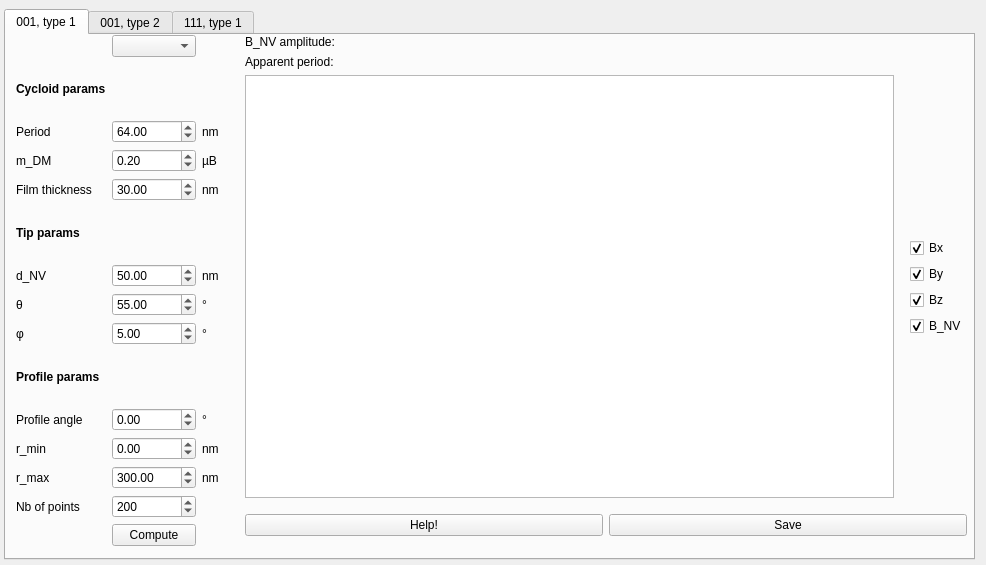
Before: the Qt Designer form BFO/BFOator/ui_gui.ui in L2C-NVmagnetometry/BFOator, drawn with Qt 5.
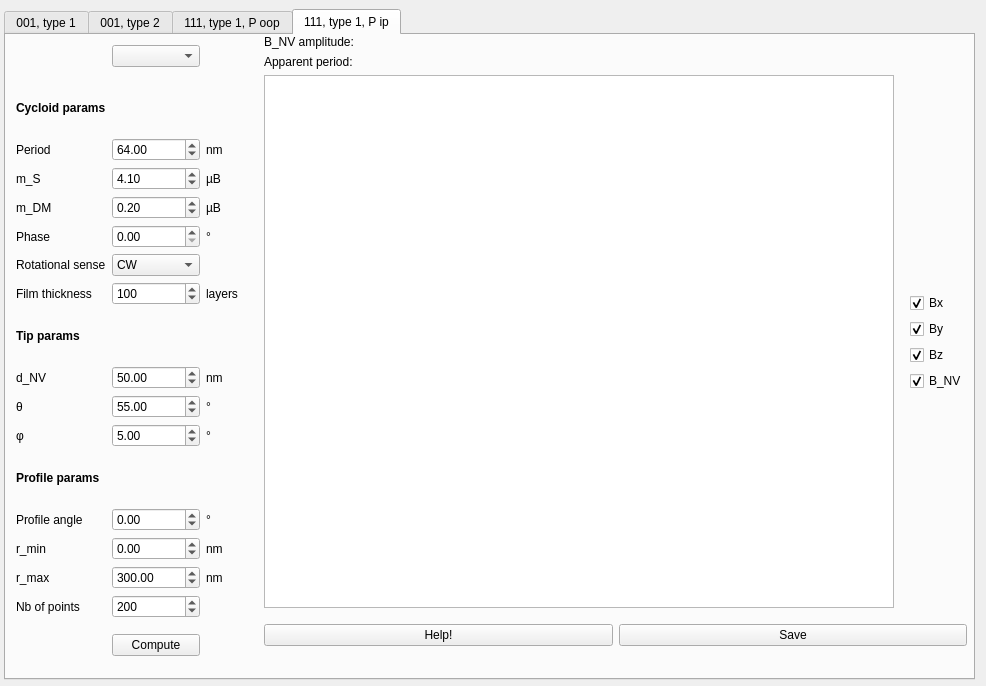
After: the same form once the commit is applied. Custom widgets are drawn as their Qt base class.

Commit message: Added new tab for other 111 geometry, improved saving

```diff
--- a/BFO/BFOator/ui_gui.ui
+++ b/BFO/BFOator/ui_gui.ui
@@ -7,7 +7,7 @@
     <x>0</x>
     <y>0</y>
     <width>986</width>
-    <height>565</height>
+    <height>686</height>
    </rect>
   </property>
   <property name="windowTitle">
@@ -20,11 +20,11 @@
       <x>4</x>
       <y>9</y>
       <width>971</width>
-      <height>551</height>
+      <height>671</height>
      </rect>
     </property>
     <property name="currentIndex">
-     <number>0</number>
+     <number>3</number>
     </property>
     <widget class="QWidget" name="tab">
      <attribute name="title">
@@ -36,7 +36,7 @@
         <x>0</x>
         <y>0</y>
         <width>961</width>
-        <height>511</height>
+        <height>621</height>
        </rect>
       </property>
       <layout class="QHBoxLayout" name="horizontalLayout">
@@ -1019,7 +1019,7 @@
     </widget>
     <widget class="QWidget" name="tab_3">
      <attribute name="title">
-      <string>111, type 1</string>
+      <string>111, type 1, P oop</string>
      </attribute>
      <widget class="QWidget" name="horizontalLayoutWidget_5">
       <property name="geometry">
@@ -1528,6 +1528,591 @@
       </layout>
      </widget>
     </widget>
+    <widget class="QWidget" name="tab_4">
+     <attribute name="title">
+      <string>111, type 1, P ip</string>
+     </attribute>
+     <widget class="QWidget" name="horizontalLayoutWidget_6">
+      <property name="geometry">
+       <rect>
+        <x>0</x>
+        <y>0</y>
+        <width>961</width>
+        <height>621</height>
+       </rect>
+      </property>
+      <layout class="QHBoxLayout" name="horizontalLayout_10">
+       <property name="leftMargin">
+        <number>0</number>
+       </property>
+       <item>
+        <layout class="QGridLayout" name="gridLayout_6">
+         <property name="leftMargin">
+          <number>10</number>
+         </property>
+         <property name="topMargin">
+          <number>10</number>
+         </property>
+         <property name="rightMargin">
+          <number>10</number>
+         </property>
+         <item row="10" column="0">
+          <widget class="QLabel" name="label_104">
+           <property name="font">
+            <font>
+             <weight>75</weight>
+             <bold>true</bold>
+            </font>
+           </property>
+           <property name="text">
+            <string>Tip params</string>
+           </property>
+          </widget>
+         </item>
+         <item row="21" column="1">
+          <widget class="QPushButton" name="compute_111_ip_pushButton">
+           <property name="text">
+            <string>Compute</string>
+           </property>
+          </widget>
+         </item>
+         <item row="14" column="0">
+          <widget class="QLabel" name="label_94">
+           <property name="text">
+            <string>φ</string>
+           </property>
+          </widget>
+         </item>
+         <item row="17" column="2">
+          <widget class="QLabel" name="label_107">
+           <property name="text">
+            <string>nm</string>
+           </property>
+          </widget>
+         </item>
+         <item row="4" column="0">
+          <widget class="QLabel" name="label_102">
+           <property name="text">
+            <string>Period</string>
+           </property>
+          </widget>
+         </item>
+         <item row="11" column="1">
+          <widget class="QDoubleSpinBox" name="dNV_111_ip_doubleSpinBox">
+           <property name="locale">
+            <locale language="English" country="UnitedStates"/>
+           </property>
+           <property name="maximum">
+            <double>999.990000000000009</double>
+           </property>
+           <property name="value">
+            <double>50.000000000000000</double>
+           </property>
+          </widget>
+         </item>
+         <item row="16" column="2">
+          <widget class="QLabel" name="label_108">
+           <property name="text">
+            <string>°</string>
+           </property>
+          </widget>
+         </item>
+         <item row="7" column="1">
+          <widget class="QDoubleSpinBox" name="phase_111_ip_doubleSpinBox"/>
+         </item>
+         <item row="14" column="2">
+          <widget class="QLabel" name="label_103">
+           <property name="text">
+            <string>°</string>
+           </property>
+          </widget>
+         </item>
+         <item row="11" column="0">
+          <widget class="QLabel" name="label_100">
+           <property name="text">
+            <string>d_NV</string>
+           </property>
+          </widget>
+         </item>
+         <item row="18" column="1">
+          <widget class="QDoubleSpinBox" name="xmax_111_ip_doubleSpinBox">
+           <property name="locale">
+            <locale language="English" country="UnitedStates"/>
+           </property>
+           <property name="minimum">
+            <double>-999999.000000000000000</double>
+           </property>
+           <property name="maximum">
+            <double>999999.989999999990687</double>
+           </property>
+           <property name="value">
+            <double>300.000000000000000</double>
+           </property>
+          </widget>
+         </item>
+         <item row="14" column="1">
+          <widget class="QDoubleSpinBox" name="phi_111_ip_doubleSpinBox">
+           <property name="locale">
+            <locale language="English" country="UnitedStates"/>
+           </property>
+           <property name="minimum">
+            <double>-360.000000000000000</double>
+           </property>
+           <property name="maximum">
+            <double>360.000000000000000</double>
+           </property>
+           <property name="value">
+            <double>5.000000000000000</double>
+           </property>
+          </widget>
+         </item>
+         <item row="16" column="0">
+          <widget class="QLabel" name="label_97">
+           <property name="text">
+            <string>Profile angle</string>
+           </property>
+          </widget>
+         </item>
+         <item row="19" column="0">
+          <widget class="QLabel" name="label_106">
+           <property name="text">
+            <string>Nb of points</string>
+           </property>
+          </widget>
+         </item>
+         <item row="19" column="1">
+          <widget class="QSpinBox" name="nb_pts_111_ip_spinBox">
+           <property name="locale">
+            <locale language="English" country="UnitedStates"/>
+           </property>
+           <property name="maximum">
+            <number>5000</number>
+           </property>
+           <property name="value">
+            <number>200</number>
+           </property>
+          </widget>
+         </item>
+         <item row="15" column="0">
+          <widget class="QLabel" name="label_91">
+           <property name="font">
+            <font>
+             <weight>75</weight>
+             <bold>true</bold>
+            </font>
+           </property>
+           <property name="text">
+            <string>Profile params</string>
+           </property>
+          </widget>
+         </item>
+         <item row="18" column="0">
+          <widget class="QLabel" name="label_99">
+           <property name="text">
+            <string>r_max</string>
+           </property>
+          </widget>
+         </item>
+         <item row="17" column="1">
+          <widget class="QDoubleSpinBox" name="xmin_111_ip_doubleSpinBox">
+           <property name="locale">
+            <locale language="English" country="UnitedStates"/>
+           </property>
+           <property name="minimum">
+            <double>-999999.000000000000000</double>
+           </property>
+           <property name="maximum">
+            <double>999999.989999999990687</double>
+           </property>
+          </widget>
+         </item>
+         <item row="9" column="2">
+          <widget class="QLabel" name="label_93">
+           <property name="text">
+            <string>layers</string>
+           </property>
+          </widget>
+         </item>
+         <item row="17" column="0">
+          <widget class="QLabel" name="label_109">
+           <property name="text">
+            <string>r_min</string>
+           </property>
+          </widget>
+         </item>
+         <item row="9" column="1">
+          <widget class="QSpinBox" name="t_111_ip_spinBox">
+           <property name="locale">
+            <locale language="English" country="UnitedStates"/>
+           </property>
+           <property name="maximum">
+            <number>999999</number>
+           </property>
+           <property name="value">
+            <number>100</number>
+           </property>
+           <property name="displayIntegerBase">
+            <number>10</number>
+           </property>
+          </widget>
+         </item>
+         <item row="20" column="1">
+          <spacer name="verticalSpacer_18">
+           <property name="orientation">
+            <enum>Qt::Vertical</enum>
+           </property>
+           <property name="sizeType">
+            <enum>QSizePolicy::Fixed</enum>
+           </property>
+           <property name="sizeHint" stdset="0">
+            <size>
+             <width>20</width>
+             <height>10</height>
+            </size>
+           </property>
+          </spacer>
+         </item>
+         <item row="4" column="1">
+          <widget class="QDoubleSpinBox" name="period_111_ip_doubleSpinBox">
+           <property name="locale">
+            <locale language="English" country="UnitedStates"/>
+           </property>
+           <property name="decimals">
+            <number>2</number>
+           </property>
+           <property name="maximum">
+            <double>9999.989999999999782</double>
+           </property>
+           <property name="value">
+            <double>64.000000000000000</double>
+           </property>
+          </widget>
+         </item>
+         <item row="9" column="0">
+          <widget class="QLabel" name="label_111">
+           <property name="text">
+            <string>Film thickness</string>
+           </property>
+          </widget>
+         </item>
+         <item row="7" column="0">
+          <widget class="QLabel" name="label_114">
+           <property name="text">
+            <string>Phase</string>
+           </property>
+          </widget>
+         </item>
+         <item row="0" column="1">
+          <widget class="QComboBox" name="k_111_ip_comboBox"/>
+         </item>
+         <item row="6" column="0">
+          <widget class="QLabel" name="label_113">
+           <property name="text">
+            <string>m_DM</string>
+           </property>
+          </widget>
+         </item>
+         <item row="8" column="0">
+          <widget class="QLabel" name="label_115">
+           <property name="text">
+            <string>Rotational sense</string>
+           </property>
+          </widget>
+         </item>
+         <item row="12" column="2">
+          <widget class="QLabel" name="label_112">
+           <property name="text">
+            <string>°</string>
+           </property>
+          </widget>
+         </item>
+         <item row="5" column="0">
+          <widget class="QLabel" name="label_101">
+           <property name="text">
+            <string>m_S</string>
+           </property>
+          </widget>
+         </item>
+         <item row="6" column="1">
+          <widget class="QDoubleSpinBox" name="mDM_111_ip_doubleSpinBox">
+           <property name="locale">
+            <locale language="English" country="UnitedStates"/>
+           </property>
+           <property name="value">
+            <double>0.200000000000000</double>
+           </property>
+          </widget>
+         </item>
+         <item row="8" column="1">
+          <widget class="QComboBox" name="rot_sense_111_ip_comboBox">
+           <item>
+            <property name="text">
+             <string>CW</string>
+            </property>
+           </item>
+           <item>
+            <property name="text">
+             <string>CCW</string>
+            </property>
+           </item>
+          </widget>
+         </item>
+         <item row="5" column="1">
+          <widget class="QDoubleSpinBox" name="mS_111_ip_doubleSpinBox">
+           <property name="locale">
+            <locale language="English" country="UnitedStates"/>
+           </property>
+           <property name="value">
+            <double>4.100000000000000</double>
+           </property>
+          </widget>
+         </item>
+         <item row="7" column="2">
+          <widget class="QLabel" name="label_117">
+           <property name="text">
+            <string>°</string>
+           </property>
+          </widget>
+         </item>
+         <item row="6" column="2">
+          <widget class="QLabel" name="label_116">
+           <property name="text">
+            <string>µB</string>
+           </property>
+          </widget>
+         </item>
+         <item row="4" column="2">
+          <widget class="QLabel" name="label_92">
+           <property name="text">
+            <string>nm</string>
+           </property>
+          </widget>
+         </item>
+         <item row="5" column="2">
+          <widget class="QLabel" name="label_95">
+           <property name="text">
+            <string>µB</string>
+           </property>
+          </widget>
+         </item>
+         <item row="16" column="1">
+          <widget class="QDoubleSpinBox" name="prof_111_ip_doubleSpinBox">
+           <property name="locale">
+            <locale language="English" country="UnitedStates"/>
+           </property>
+           <property name="minimum">
+            <double>-360.000000000000000</double>
+           </property>
+           <property name="maximum">
+            <double>360.000000000000000</double>
+           </property>
+           <property name="value">
+            <double>0.000000000000000</double>
+           </property>
+          </widget>
+         </item>
+         <item row="18" column="2">
+          <widget class="QLabel" name="label_96">
+           <property name="text">
+            <string>nm</string>
+           </property>
+          </widget>
+         </item>
+         <item row="2" column="0">
+          <widget class="QLabel" name="label_105">
+           <property name="font">
+            <font>
+             <weight>75</weight>
+             <bold>true</bold>
+            </font>
+           </property>
+           <property name="text">
+            <string>Cycloid params</string>
+           </property>
+          </widget>
+         </item>
+         <item row="12" column="1">
+          <widget class="QDoubleSpinBox" name="theta_111_ip_doubleSpinBox">
+           <property name="locale">
+            <locale language="English" country="UnitedStates"/>
+           </property>
+           <property name="minimum">
+            <double>-360.000000000000000</double>
+           </property>
+           <property name="maximum">
+            <double>360.000000000000000</double>
+           </property>
+           <property name="value">
+            <double>55.000000000000000</double>
+           </property>
+          </widget>
+         </item>
+         <item row="12" column="0">
+          <widget class="QLabel" name="label_110">
+           <property name="text">
+            <string>θ</string>
+           </property>
+          </widget>
+         </item>
+         <item row="11" column="2">
+          <widget class="QLabel" name="label_98">
+           <property name="text">
+            <string>nm</string>
+           </property>
+          </widget>
+         </item>
+         <item row="1" column="1">
+          <spacer name="verticalSpacer_3">
+           <property name="orientation">
+            <enum>Qt::Vertical</enum>
+           </property>
+           <property name="sizeType">
+            <enum>QSizePolicy::Fixed</enum>
+           </property>
+           <property name="sizeHint" stdset="0">
+            <size>
+             <width>20</width>
+             <height>10</height>
+            </size>
+           </property>
+          </spacer>
+         </item>
+        </layout>
+       </item>
+       <item>
+        <layout class="QVBoxLayout" name="verticalLayout_7">
+         <property name="leftMargin">
+          <number>10</number>
+         </property>
+         <property name="bottomMargin">
+          <number>10</number>
+         </property>
+         <item>
+          <widget class="QLabel" name="ampl_111_ip_label">
+           <property name="locale">
+            <locale language="English" country="UnitedStates"/>
+           </property>
+           <property name="text">
+            <string>B_NV amplitude:</string>
+           </property>
+          </widget>
+         </item>
+         <item>
+          <widget class="QLabel" name="period_111_ip_label">
+           <property name="locale">
+            <locale language="English" country="UnitedStates"/>
+           </property>
+           <property name="text">
+            <string>Apparent period:</string>
+           </property>
+          </widget>
+         </item>
+         <item>
+          <layout class="QHBoxLayout" name="horizontalLayout_11">
+           <item>
+            <widget class="PlotWidget" name="type1_111_ip_graphicsView"/>
+           </item>
+           <item>
+            <layout class="QVBoxLayout" name="verticalLayout_8">
+             <property name="leftMargin">
+              <number>10</number>
+             </property>
+             <item>
+              <spacer name="verticalSpacer_19">
+               <property name="orientation">
+                <enum>Qt::Vertical</enum>
+               </property>
+               <property name="sizeHint" stdset="0">
+                <size>
+                 <width>20</width>
+                 <height>40</height>
+                </size>
+               </property>
+              </spacer>
+             </item>
+             <item>
+              <widget class="QCheckBox" name="Bx_111_ip_checkBox">
+               <property name="text">
+                <string>Bx</string>
+               </property>
+               <property name="checked">
+                <bool>true</bool>
+               </property>
+              </widget>
+             </item>
+             <item>
+              <widget class="QCheckBox" name="By_111_ip_checkBox">
+               <property name="text">
+                <string>By</string>
+               </property>
+               <property name="checked">
+                <bool>true</bool>
+               </property>
+              </widget>
+             </item>
+             <item>
+              <widget class="QCheckBox" name="Bz_111_ip_checkBox">
+               <property name="text">
+                <string>Bz</string>
+               </property>
+               <property name="checked">
+                <bool>true</bool>
+               </property>
+              </widget>
+             </item>
+             <item>
+              <widget class="QCheckBox" name="BNV_111_ip_checkBox">
+               <property name="text">
+                <string>B_NV</string>
+               </property>
+               <property name="checked">
+                <bool>true</bool>
+               </property>
+              </widget>
+             </item>
+             <item>
+              <spacer name="verticalSpacer_20">
+               <property name="orientation">
+                <enum>Qt::Vertical</enum>
+               </property>
+               <property name="sizeHint" stdset="0">
+                <size>
+                 <width>20</width>
+                 <height>40</height>
+                </size>
+               </property>
+              </spacer>
+             </item>
+            </layout>
+           </item>
+          </layout>
+         </item>
+         <item>
+          <layout class="QHBoxLayout" name="horizontalLayout_12">
+           <property name="topMargin">
+            <number>10</number>
+           </property>
+           <item>
+            <widget class="QPushButton" name="help_111_ip_pushButton">
+             <property name="text">
+              <string>Help!</string>
+             </property>
+            </widget>
+           </item>
+           <item>
+            <widget class="QPushButton" name="save_111_ip_pushButton">
+             <property name="text">
+              <string>Save</string>
+             </property>
+            </widget>
+           </item>
+          </layout>
+         </item>
+        </layout>
+       </item>
+      </layout>
+     </widget>
+    </widget>
    </widget>
   </widget>
  </widget>
```
Left out of the diff: 4 changed lines with no effect on the pictures. The commit also changes 5 other files.
